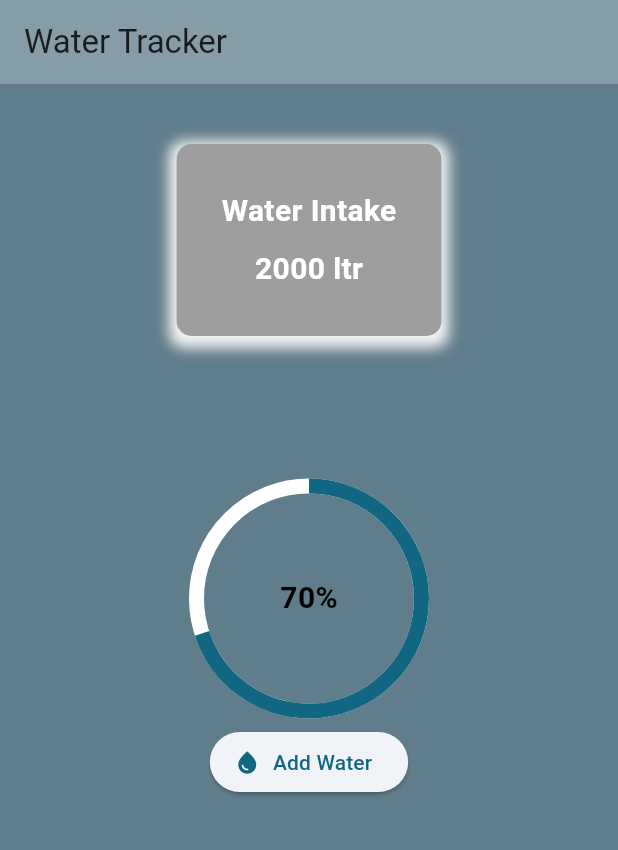
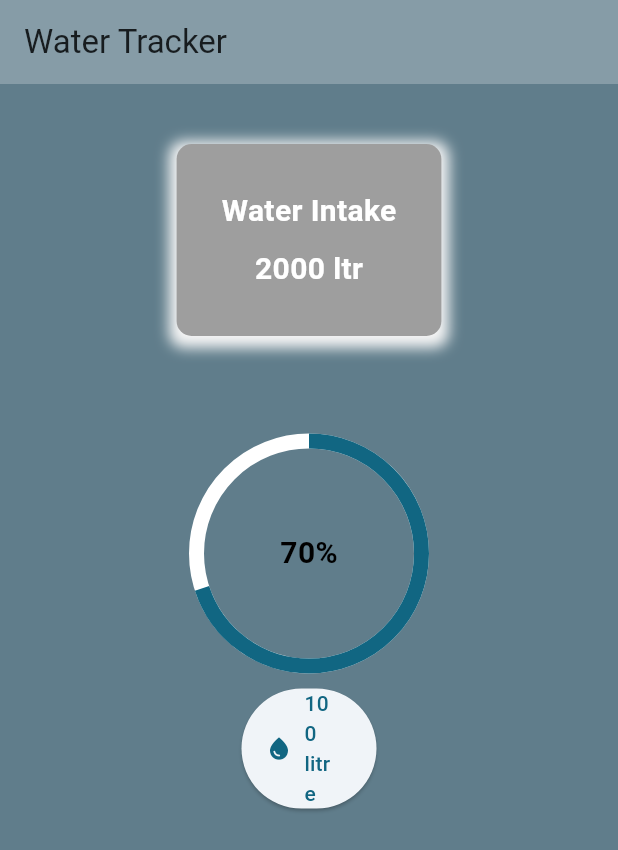
Before and after one commit to MIR-RIAZUL/watertank, a Flutter app: the screen it shows after launch, on a phone screen of 412 x 824 dp. Shown: the top 850 px of the screen. Run offline on Flutter 3.47's test engine with Material 3 defaults, Android fonts, the phone set to English and light mode, and no system bars.

Commit message:
wrape a button and make it reuseable

```diff
--- /dev/null
+++ b/lib/add_water_button.dart
@@ -0,0 +1,20 @@
+import 'package:flutter/material.dart';
+
+class Add_water_button extends StatelessWidget {
+  const Add_water_button({super.key});
+
+  @override
+  Widget build(BuildContext context) {
+    return SizedBox(
+      width: 100,
+      child: Padding(
+        padding: const EdgeInsets.all(5.0),
+        child: ElevatedButton.icon(
+          onPressed: () {},
+          icon: Icon(Icons.water_drop),
+          label: Text("100 litre"),
+        ),
+      ),
+    );
+  }
+}
--- a/lib/water_tracker.dart
+++ b/lib/water_tracker.dart
@@ -1,4 +1,6 @@
 import 'package:flutter/material.dart';
+
+import 'add_water_button.dart';
 
 class water_tracker extends StatefulWidget {
   const water_tracker({super.key});
@@ -60,7 +62,7 @@ class _water_trackerState extends State<water_tracker> {
                 ],
               ),
             ),
-            SizedBox(height: 100),
+            SizedBox(height: 70),
             Stack(
               alignment: Alignment.center,
               children: [
@@ -86,15 +88,7 @@ class _water_trackerState extends State<water_tracker> {
               ],
             ),
             SizedBox(height: 10),
-            Wrap(
-              children: [
-                ElevatedButton.icon(
-                  onPressed: () {},
-                  icon: Icon(Icons.water_drop),
-                  label: Text("Add Water"),
-                ),
-              ],
-            ),
+            Wrap(children: [Add_water_button()]),
           ],
         )),
       ),
```
